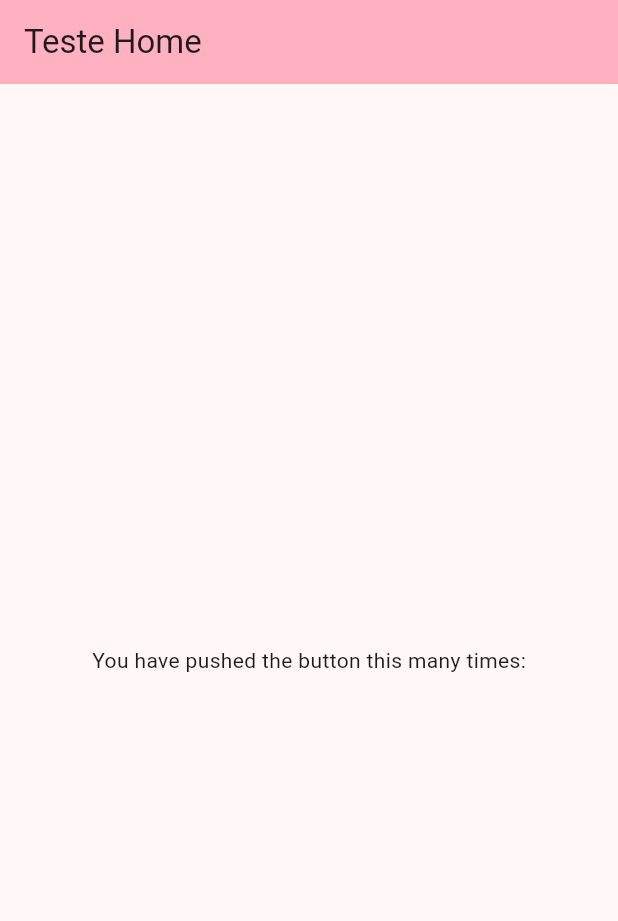
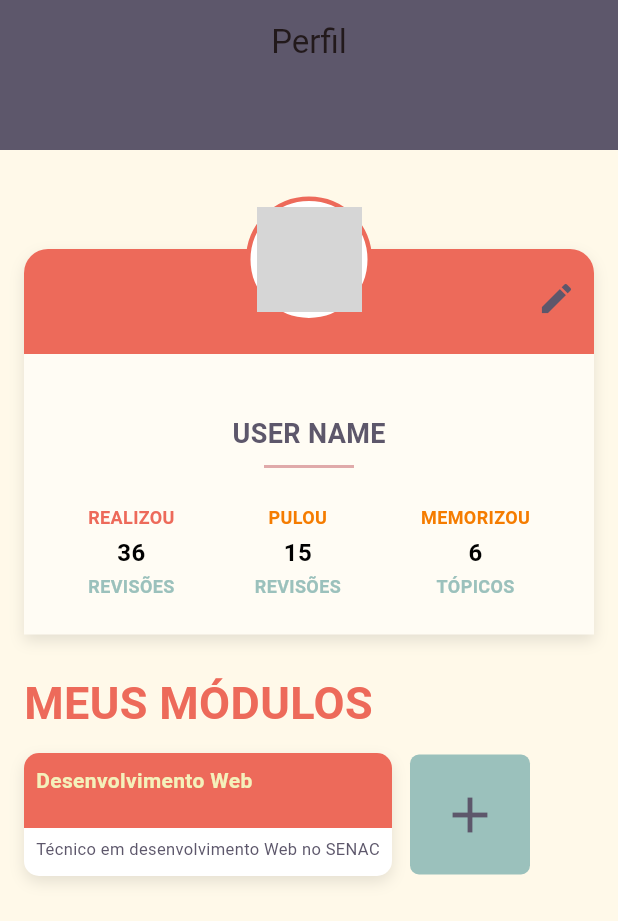
Before and after one commit to BexTheFrog/herbie, a Flutter app: the screen it shows after launch, on a phone screen of 412 x 824 dp. Shown: the top 921 px of the screen. Run offline on Flutter 3.47's test engine with Material 3 defaults, Android fonts, the phone set to English and light mode, and no system bars; network calls fail; grey boxes are pictures that could not be loaded.

Commit message:
pagina de perfil

```diff
--- a/lib/app.dart
+++ b/lib/app.dart
@@ -1,6 +1,7 @@
-//import 'package:flutter/gestures.dart';
+
+
 import 'package:flutter/material.dart';
-import 'package:herbie/pages/home_page.dart';
+import 'package:herbie/pages/profile.dart';
 
 class Herbie extends StatelessWidget {
   const Herbie({super.key});
@@ -13,7 +14,7 @@ class Herbie extends StatelessWidget {
       theme: ThemeData(
         colorScheme: ColorScheme.fromSeed(seedColor: Colors.pinkAccent),
       ),
-    home: HomePage(),
+    home: ProfilePage(),
     );
   }
 }
--- a/lib/pages/home_page.dart
+++ /dev/null
@@ -1,32 +0,0 @@
-import 'package:flutter/material.dart';
-
-
-class HomePage extends StatefulWidget {
-  const HomePage({super.key});
-
-  @override
-  State<HomePage> createState() => _HomePageState();
-}
-
-class _HomePageState extends State<HomePage> {
-
-  @override
-  Widget build(BuildContext context) {
-
-    return Scaffold(
-      appBar: AppBar(
-        backgroundColor: Theme.of(context).colorScheme.inversePrimary,
-        title: Text("Teste Home"),
-      ),
-      body: Center(
-        child: Column(
-          mainAxisAlignment: MainAxisAlignment.center,
-          children: <Widget>[
-            const Text('You have pushed the button this many times:'),
-
-          ],
-        ),
-      ),
-    );
-  }
-}
--- /dev/null
+++ b/lib/pages/profile.dart
@@ -0,0 +1,287 @@
+import 'package:flutter/material.dart';
+
+void main() {
+  runApp(MaterialApp(debugShowCheckedModeBanner: false, home: ProfilePage()));
+}
+
+class ProfilePage extends StatelessWidget {
+  ProfilePage({super.key});
+
+  @override
+  Widget build(BuildContext context) {
+    return Scaffold(
+      backgroundColor: Color(0xFFFFF9E9),
+      appBar: PreferredSize(
+        preferredSize: Size.fromHeight(100),
+        child: AppBar(
+          backgroundColor: Color(0xFF5D576B),
+          centerTitle: true,
+          title: Text('Perfil'),
+        ),
+      ),
+
+      body: SingleChildScrollView(
+        padding: EdgeInsets.all(16),
+        child: Center(
+          child: ConstrainedBox(
+            constraints: BoxConstraints(maxWidth: 600),
+            child: Column(
+              crossAxisAlignment: CrossAxisAlignment.center,
+              children: [
+                SizedBox(height: 50),
+
+                // Container principal do perfil com bordas arredondadas só na parte superior
+                Container(
+                  margin: EdgeInsets.only(bottom: 24),
+                  decoration: BoxDecoration(
+                    borderRadius: BorderRadius.only(
+                      topLeft: Radius.circular(16),
+                      topRight: Radius.circular(16),
+                    ),
+                    color: Color(0xFFFFFCF4),
+                    boxShadow: [
+                      BoxShadow(
+                        color: Colors.black.withOpacity(0.1),
+                        blurRadius: 8,
+                        offset: Offset(0, 4),
+                      ),
+                    ],
+                  ),
+                  child: Column(
+                    mainAxisSize: MainAxisSize.min,
+                    children: [
+                      Stack(
+                        alignment: Alignment.center,
+                        clipBehavior: Clip.none,
+                        children: [
+                          Container(
+                            height: 70,
+                            decoration: BoxDecoration(
+                              color: Color(0xFFED6A5A),
+                              borderRadius: BorderRadius.only(
+                                topLeft: Radius.circular(16),
+                                topRight: Radius.circular(16),
+                              ),
+                            ),
+                          ),
+                          Positioned(
+                            top: -35,
+                            child: Container(
+                              padding: EdgeInsets.all(4),
+                              decoration: BoxDecoration(
+                                shape: BoxShape.circle,
+                                color: Colors.white,
+                                border: Border.all(
+                                  color: Color(0xFFED6A5A),
+                                  width: 3,
+                                ),
+                              ),
+                              child: CircleAvatar(
+                                radius: 35,
+                                backgroundImage: NetworkImage(
+                                  'https://img.freepik.com/vetores-gratis/ilustracao-desenhada-a-mao-dos-desenhos-animados-do-cerebro_52683-126692.jpg?semt=ais_hybrid&w=740&q=80',
+                                ),
+                                backgroundColor: Colors.transparent,
+                              ),
+                            ),
+                          ),
+                          Positioned(
+                            right: 12,
+                            top: 20,
+                            child: Icon(
+                              Icons.edit,
+                              color: Color(0xFF5D576B),
+                              size: 26,
+                            ),
+                          ),
+                        ],
+                      ),
+                      SizedBox(height: 40),
+                      Text(
+                        "USER NAME",
+                        style: TextStyle(
+                          fontWeight: FontWeight.bold,
+                          fontSize: 18,
+                          color: Color(0xFF5D576B),
+                        ),
+                      ),
+                      SizedBox(height: 8),
+                      Container(
+                        height: 2,
+                        width: 60,
+                        color: Color.fromARGB(255, 224, 170, 170),
+                      ),
+                      SizedBox(height: 16),
+                      Padding(
+                        padding: EdgeInsets.symmetric(
+                          horizontal: 16,
+                          vertical: 8,
+                        ),
+                        child: Row(
+                          mainAxisAlignment: MainAxisAlignment.spaceAround,
+                          children: [
+                            _buildStat(
+                              "REALIZOU",
+                              "36",
+                              "REVISÕES",
+                              Color(0xFFED6A5A),
+                              Color(0xFF9BC1BC),
+                            ),
+                            _buildStat(
+                              "PULOU",
+                              "15",
+                              "REVISÕES",
+                              Colors.orange.shade700,
+                              Color(0xFF9BC1BC),
+                            ),
+                            _buildStat(
+                              "MEMORIZOU",
+                              "6",
+                              "TÓPICOS",
+                              Colors.orange.shade700,
+                              Color(0xFF9BC1BC),
+                            ),
+                          ],
+                        ),
+                      ),
+                      SizedBox(height: 16),
+                    ],
+                  ),
+                ),
+
+                // --- MEUS MÓDULOS ---
+                Align(
+                  alignment: Alignment.centerLeft,
+                  child: Text(
+                    'MEUS MÓDULOS',
+                    style: TextStyle(
+                      color: Color(0xFFED6A5A),
+                      fontWeight: FontWeight.bold,
+                      fontSize: 30,
+                    ),
+                  ),
+                ),
+                SizedBox(height: 12),
+
+                Row(
+  children: [
+    Flexible(
+      flex: 2,
+      child: Container(
+        decoration: BoxDecoration(
+          color: Colors.white,
+          borderRadius: BorderRadius.circular(10),
+          boxShadow: [
+            BoxShadow(
+              color: Colors.black.withOpacity(0.1),
+              blurRadius: 8,
+              offset: Offset(0, 4),
+            ),
+          ],
+        ),
+        child: Column(
+          crossAxisAlignment: CrossAxisAlignment.start,
+          children: [
+            Container(
+              width: 250,
+              height: 50,
+              padding: EdgeInsets.all(8), // menos padding para reduzir espaço
+              decoration: BoxDecoration(
+                color: const Color(0xFFED6A5A),
+                borderRadius: BorderRadius.only(
+                  topLeft: Radius.circular(10),
+                  topRight: Radius.circular(10),
+                ),
+              ),
+              child: Text(
+                'Desenvolvimento Web',
+                style: TextStyle(
+                  color: Color(0xFFF4F1BB),
+                  fontWeight: FontWeight.bold,
+                  fontSize: 14, // reduzir um pouco o tamanho da fonte
+                ),
+              ),
+            ),
+            SizedBox(height: 6), // menos espaço
+            Padding(
+              padding: const EdgeInsets.symmetric(horizontal: 8),
+              child: Text(
+                'Técnico em desenvolvimento Web no SENAC',
+                style: TextStyle(
+                  color: Color(0xFF5D576B),
+                  fontSize: 11, // fonte menor
+                ),
+              ),
+            ),
+            SizedBox(height: 10), // menos espaço
+          ],
+        ),
+      ),
+    ),
+    SizedBox(width: 12),
+    Flexible(
+      flex: 1,
+      child: Container(
+        width: 80,
+        height: 80,
+        decoration: BoxDecoration(
+          color: Color(0xFF9BC1BC),
+          borderRadius: BorderRadius.circular(6),
+        ),
+        child: Icon(
+          Icons.add,
+          size: 40,
+          color: Color(0xFF5D576B),
+        ),
+      ),
+    ),
+  ],
+)
+
+              ],
+            ),
+          ),
+        ),
+      ),
+    );
+  }
+
+  static Widget _buildStat(
+    String title,
+    String value,
+    String subtitle,
+    Color titleColor,
+    Color subtitleColor,
+  ) {
+    return Column(
+      children: [
+        Text(
+          title,
+          style: TextStyle(
+            fontWeight: FontWeight.bold,
+            color: titleColor,
+            fontSize: 12,
+          ),
+        ),
+        SizedBox(height: 4),
+        Text(
+          value,
+          style: TextStyle(
+            fontWeight: FontWeight.bold,
+            fontSize: 16,
+            color: Colors.black,
+          ),
+        ),
+        SizedBox(height: 2),
+        Text(
+          subtitle,
+          style: TextStyle(
+            color: subtitleColor,
+            fontSize: 12,
+            fontWeight: FontWeight.bold,
+          ),
+        ),
+      ],
+    );
+  }
+}
```
